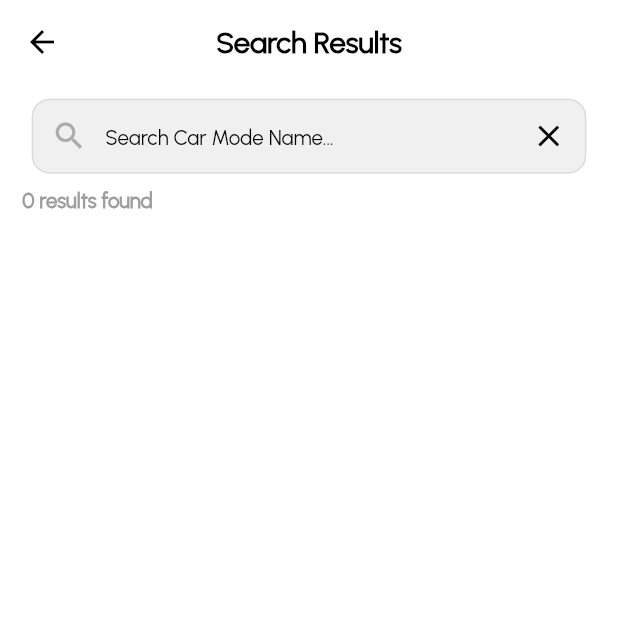
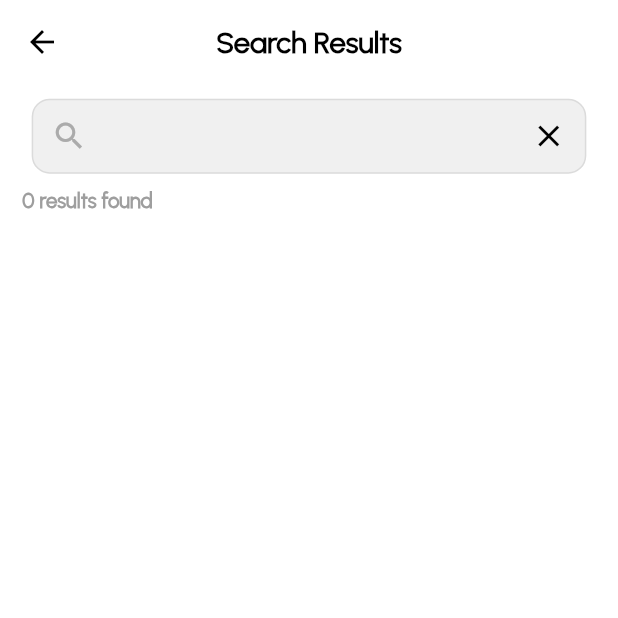
Before and after one commit to FarooqAbbas5155/careno_1, a Flutter app: the ScreenSearchResult screen opened directly, on a phone screen of 412 x 824 dp, the top half of it. Run offline on Flutter 3.47's test engine with Material 3 defaults, Android fonts, the light colour scheme and no system bars; our stand-ins replace auto_size_text, calendar_date_picker2, card_swiper, cloud_firestore, country_code_picker, custom_rating_bar and 23 more; missing offline and left inert: circle_flags, country_list_pick, dart:ffi, dart_mpesa, flutter_google_places, flutter_stripe and 3 more; accounts and stored records are empty.

Commit message:
set one update

```diff
--- a/lib/User/views/screens/screen_search_result.dart
+++ b/lib/User/views/screens/screen_search_result.dart
@@ -73,7 +73,7 @@ class _ScreenSearchResultState extends State<ScreenSearchResult> {
                       color: Colors.black,
                       fontSize: 14.sp,
                       fontFamily: "Urbanist"),
-                  hintText: "Search Car Mode Name...",
+                  // hintText: "Search Car Mode Name...",
                   contentPadding: EdgeInsets.only(left: 12, top: 15.h),
                   fillColor: Color(0xffF0F0F0),
                   prefixIcon: Icon(
```
Also changed, not shown: pubspec.lock.
